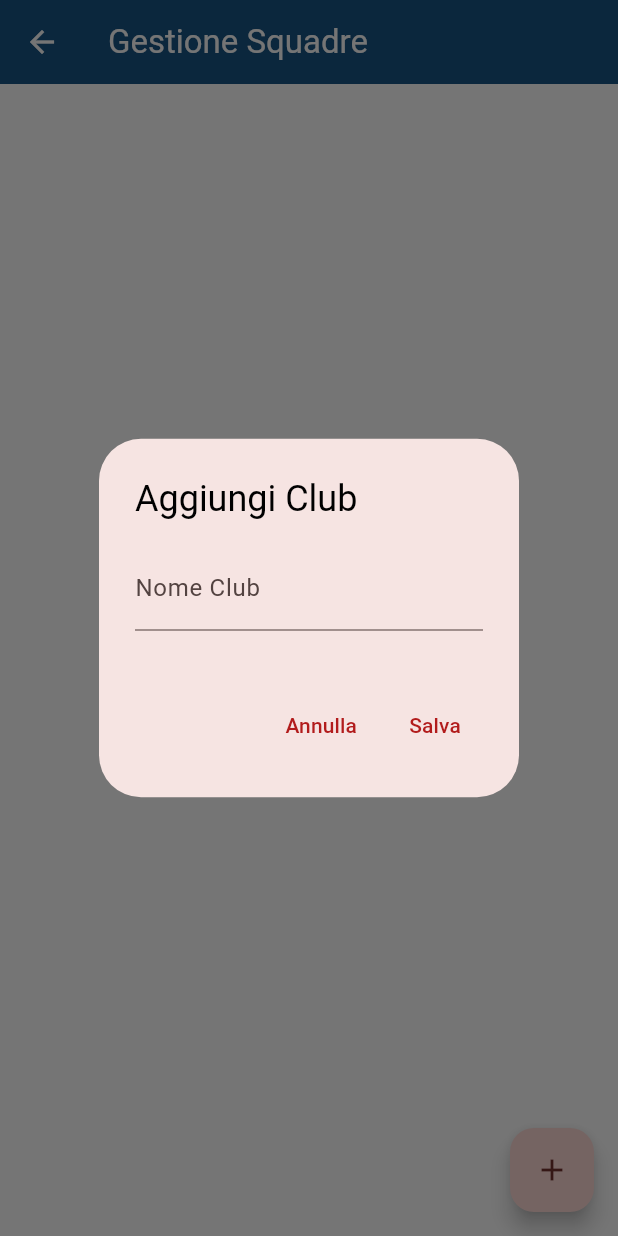
After one commit to frax01/project, a Flutter app: the CcAggiungiSquadre screen opened directly, after a tap on the "add" icon, on a phone screen of 412 x 824 dp. The commit adds this screen. Run offline on Flutter 3.47's test engine with Material 3 defaults, Android fonts, the phone set to English and light mode, and no system bars; our stand-ins replace auto_size_text, cloud_firestore, confetti, device_info_plus, file_picker, firebase_auth and 15 more; missing offline and left inert: adaptive_layout, flutter_web_browser; accounts and stored records are empty.

Commit message:
Iscrizioni squadre

```diff
--- /dev/null
+++ b/lib/pages/cc/ccAggiungiSquadre.dart
@@ -0,0 +1,272 @@
+import 'package:flutter/material.dart';
+import 'package:cloud_firestore/cloud_firestore.dart';
+
+class CcAggiungiSquadre extends StatefulWidget {
+  @override
+  _CcAggiungiSquadreState createState() => _CcAggiungiSquadreState();
+}
+
+class _CcAggiungiSquadreState extends State<CcAggiungiSquadre> {
+  final FirebaseFirestore _firestore = FirebaseFirestore.instance;
+
+  void _showAddEditDialog({
+    String? club,
+    String? squadra,
+    bool isEdit = false,
+    bool isAddingClub = false,
+    bool isEditingClub = false,
+  }) {
+    final TextEditingController clubController =
+        TextEditingController(text: club);
+    final TextEditingController squadraController =
+        TextEditingController(text: squadra);
+
+    showDialog(
+      context: context,
+      builder: (context) {
+        return AlertDialog(
+          title: Text(isEdit
+              ? (isAddingClub ? 'Modifica Club' : 'Modifica Squadra')
+              : (isAddingClub ? 'Aggiungi Club' : 'Aggiungi Squadra')),
+          content: Column(
+            mainAxisSize: MainAxisSize.min,
+            children: [
+              if (isAddingClub ||
+                  (!isEdit &&
+                      squadra == null &&
+                      isAddingClub)) // Show club field only if adding club or not editing or editing club
+                TextField(
+                  controller: clubController,
+                  decoration: InputDecoration(labelText: 'Nome Club'),
+                ),
+              const SizedBox(height: 15.0),
+              if (!isAddingClub) // Show squadra field only if not adding club
+                TextField(
+                  controller: squadraController,
+                  decoration: InputDecoration(labelText: 'Nome Squadra'),
+                ),
+            ],
+          ),
+          actions: [
+            TextButton(
+              onPressed: () => Navigator.of(context).pop(),
+              child: Text('Annulla'),
+            ),
+            TextButton(
+              onPressed: () async {
+                final String newClubName = clubController.text;
+                final String squadraName = squadraController.text;
+
+                if (isAddingClub && newClubName.isNotEmpty && isEditingClub==false) {
+                  final DocumentReference docRef =
+                      _firestore.collection('ccSquadre').doc(newClubName);
+                  final DocumentSnapshot docSnapshot = await docRef.get();
+
+                  if (docSnapshot.exists) {
+                    ScaffoldMessenger.of(context).showSnackBar(
+                      SnackBar(content: Text('Il club esiste già')),
+                    );
+                  } else {
+                    await docRef.set({
+                      'club': newClubName,
+                      'squadre': [],
+                    });
+                  }
+                } else if (newClubName.isNotEmpty && squadraName.isNotEmpty) {
+                  final DocumentReference docRef =
+                      _firestore.collection('ccSquadre').doc(newClubName);
+                  final DocumentSnapshot docSnapshot = await docRef.get();
+
+                  if (docSnapshot.exists) {
+                    List<String> squadre =
+                        List<String>.from(docSnapshot['squadre']);
+                    if (squadre.contains(squadraName)) {
+                      ScaffoldMessenger.of(context).showSnackBar(
+                        SnackBar(content: Text('La squadra esiste già')),
+                      );
+                    } else {
+                      if (isEdit && squadra != null) {
+                        squadre[squadre.indexOf(squadra)] = squadraName;
+                      } else {
+                        squadre.add(squadraName);
+                      }
+                      await docRef.update({'squadre': squadre});
+                    }
+                  }
+                } else if (isEdit &&
+                    club != null &&
+                    newClubName.isNotEmpty &&
+                    isEditingClub) {
+                  // If editing and the club name has changed
+                  final DocumentReference oldDocRef =
+                      _firestore.collection('ccSquadre').doc(club);
+                  final DocumentSnapshot oldDocSnapshot = await oldDocRef.get();
+
+                  if (oldDocSnapshot.exists && club!=newClubName) {
+                    List<String> squadre =
+                        List<String>.from(oldDocSnapshot['squadre']);
+                    // Create new document with new club name
+                    final DocumentReference newDocRef =
+                        _firestore.collection('ccSquadre').doc(newClubName);
+                    await newDocRef.set({
+                      'club': newClubName,
+                      'squadre': squadre,
+                    });
+                    // Delete old document
+                    await oldDocRef.delete();
+                  } else {
+                    ScaffoldMessenger.of(context).showSnackBar(
+                        SnackBar(content: Text('Il club non esiste o è lo stesso')),
+                      );
+                  }
+                }
+
+                Navigator.of(context).pop();
+              },
+              child: Text(isEdit ? 'Modifica' : 'Salva'),
+            ),
+          ],
+        );
+      },
+    );
+  }
+
+  void _showDeleteDialog({required String club, String? squadra}) {
+    showDialog(
+      context: context,
+      builder: (context) {
+        return AlertDialog(
+          title: Text('Conferma Eliminazione'),
+          content: Text('Sei sicuro di voler eliminare ${squadra ?? club}?'),
+          actions: [
+            TextButton(
+              onPressed: () => Navigator.of(context).pop(),
+              child: Text('Annulla'),
+            ),
+            TextButton(
+              onPressed: () async {
+                if (squadra != null) {
+                  final DocumentReference docRef =
+                      _firestore.collection('ccSquadre').doc(club);
+                  final DocumentSnapshot docSnapshot = await docRef.get();
+
+                  if (docSnapshot.exists) {
+                    List<String> squadre =
+                        List<String>.from(docSnapshot['squadre']);
+                    squadre.remove(squadra);
+                    await docRef.update({'squadre': squadre});
+                  }
+                } else {
+                  await _firestore.collection('ccSquadre').doc(club).delete();
+                }
+
+                Navigator.of(context).pop();
+              },
+              child: Text('Elimina'),
+            ),
+          ],
+        );
+      },
+    );
+  }
+
+  @override
+  Widget build(BuildContext context) {
+    return Scaffold(
+      appBar: AppBar(
+        title: Text('Gestione Squadre'),
+        flexibleSpace: Container(
+          decoration: const BoxDecoration(
+            color: Color.fromARGB(255, 25, 84, 132),
+          ),
+        ),
+      ),
+      body: StreamBuilder<QuerySnapshot>(
+        stream: _firestore.collection('ccSquadre').snapshots(),
+        builder: (context, snapshot) {
+          if (!snapshot.hasData) {
+            return Center(child: CircularProgressIndicator());
+          }
+
+          final clubs = snapshot.data!.docs;
+
+          return ListView.builder(
+            itemCount: clubs.length,
+            itemBuilder: (context, index) {
+              final club = clubs[index];
+              final clubName = club['club'];
+              final squadre = List<String>.from(club['squadre']);
+
+              return Card(
+                margin: EdgeInsets.all(8.0),
+                child: ExpansionTile(
+                  title: Row(
+                    mainAxisAlignment: MainAxisAlignment.spaceBetween,
+                    children: [
+                      Text(clubName),
+                      Row(
+                        children: [
+                          IconButton(
+                            icon: Icon(Icons.edit),
+                            onPressed: () => _showAddEditDialog(
+                              club: clubName,
+                              isEdit: true,
+                              isAddingClub: true,
+                              isEditingClub: true,
+                            ),
+                          ),
+                          IconButton(
+                            icon: Icon(Icons.delete),
+                            onPressed: () => _showDeleteDialog(club: clubName),
+                          ),
+                          IconButton(
+                            icon: Icon(Icons.add),
+                            onPressed: () => _showAddEditDialog(
+                              club: clubName,
+                              isEdit: false,
+                              isAddingClub: false,
+                            ),
+                          ),
+                        ],
+                      ),
+                    ],
+                  ),
+                  children: squadre.map((squadra) {
+                    return ListTile(
+                      title: Text(squadra),
+                      trailing: Row(
+                        mainAxisSize: MainAxisSize.min,
+                        children: [
+                          IconButton(
+                            icon: Icon(Icons.edit),
+                            onPressed: () => _showAddEditDialog(
+                              club: clubName,
+                              squadra: squadra,
+                              isEdit: true,
+                              isAddingClub: false,
+                            ),
+                          ),
+                          IconButton(
+                            icon: Icon(Icons.delete),
+                            onPressed: () => _showDeleteDialog(
+                              club: clubName,
+                              squadra: squadra,
+                            ),
+                          ),
+                        ],
+                      ),
+                    );
+                  }).toList(),
+                ),
+              );
+            },
+          );
+        },
+      ),
+      floatingActionButton: FloatingActionButton(
+        onPressed: () => _showAddEditDialog(isEdit: false, isAddingClub: true),
+        child: Icon(Icons.add),
+      ),
+    );
+  }
+}
```
Also changed, not shown: lib/pages/cc/ccHomePage.dart (+14 -13 lines), images/logo_champions_bianco.png (added).
